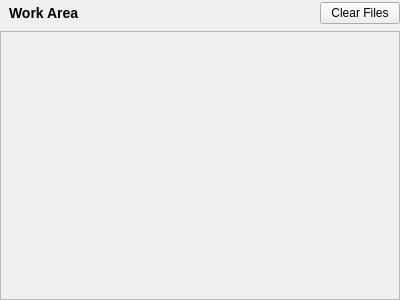
Above: App/gui/widgets/work_area.ui from hattaarshavin/PikselCat before the change. Below: the same form after it.
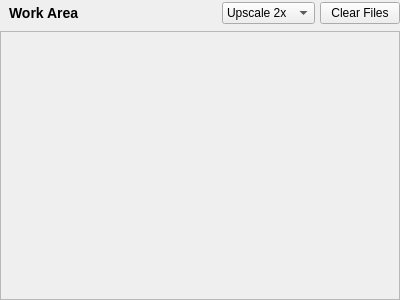
That is the form after the change.

Commit message: feat: Add action selection dropdown to WorkAreaWidget; style dropdown for improved UI

```diff
--- a/App/gui/widgets/work_area.ui
+++ b/App/gui/widgets/work_area.ui
@@ -60,6 +60,34 @@
        </property>
       </spacer>
      </item>
+     <item>
+      <widget class="QComboBox" name="actionComboBox">
+       <property name="sizePolicy">
+        <sizepolicy hsizetype="Fixed" vsizetype="Fixed">
+         <horstretch>0</horstretch>
+         <verstretch>0</verstretch>
+        </sizepolicy>
+       </property>
+       <property name="toolTip">
+        <string>Select action to perform on files</string>
+       </property>
+       <item>
+        <property name="text">
+         <string>Upscale 2x</string>
+        </property>
+       </item>
+       <item>
+        <property name="text">
+         <string>Upscale 4x</string>
+        </property>
+       </item>
+       <item>
+        <property name="text">
+         <string>Remove Bg</string>
+        </property>
+       </item>
+      </widget>
+     </item>
      <item>
       <widget class="QPushButton" name="clearFilesButton">
        <property name="sizePolicy">
```
The commit also changes 1 other file.
